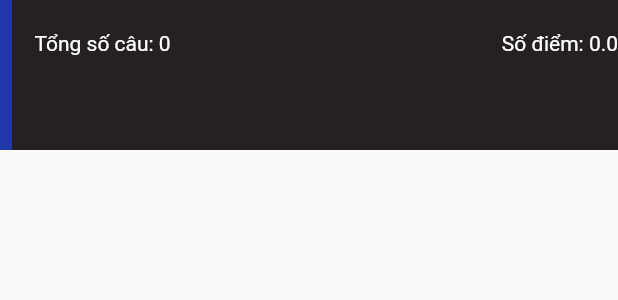
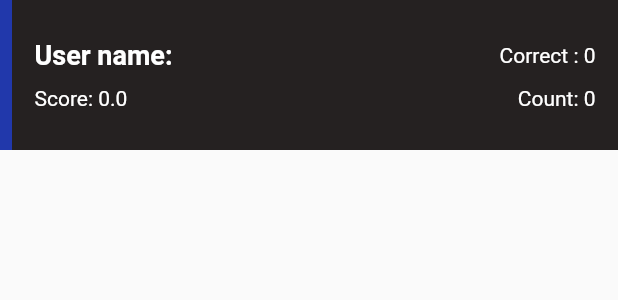
Before and after one commit to phamhuu6996/ExamApp, a Flutter app: the ResultExamItem widget shown alone on an empty page, opened directly with empty values, on a phone screen of 412 x 824 dp. Shown: the top 300 px of the screen. Run offline on Flutter 3.47's test engine with Material 2 defaults, Android fonts, the phone set to English and light mode, and no system bars; our stand-ins replace cloud_firestore, equatable, firebase_auth, firebase_core, flutter_bloc, get_it; accounts and stored records are empty.

Commit message:
Update Ui Fix bug

```diff
--- /dev/null
+++ b/exam/lib/app/static.dart
@@ -0,0 +1,5 @@
+import 'package:exam/data/model/profile/profile.dart';
+import 'package:firebase_auth/firebase_auth.dart';
+
+User? user;
+Profile? profile;
--- a/exam/lib/data/datasource/work_exam/remote/work_exam_fire_remote.dart
+++ b/exam/lib/data/datasource/work_exam/remote/work_exam_fire_remote.dart
@@ -30,6 +30,7 @@ class WorkExamFireRemote implements WorkExamRemote<PushExam, DataPushExam> {
 
   @override
   Future<List<DataPushExam>> get(key, value) async {
+    _initReference();
     List<DataPushExam> dataPushExams = [];
     QuerySnapshot snapshot = await reference!.where(key, isEqualTo: value).get();
     for (var doc in snapshot.docs) {
--- a/exam/lib/data/repositories/auth/auth_repo.dart
+++ b/exam/lib/data/repositories/auth/auth_repo.dart
@@ -1,8 +1,7 @@
+import 'package:exam/app/static.dart';
 import 'package:exam/data/datasource/auth/remote/auth_remote.dart';
 import 'package:exam/domain/repositories/auth/auth_repo.dart';
 import 'package:firebase_auth/firebase_auth.dart';
-
-User? user;
 
 class AuthPhoneRepo implements AuthRepo{
   final AuthRemote authRemote;
--- a/exam/lib/presentation/component/result_exam_item.dart
+++ b/exam/lib/presentation/component/result_exam_item.dart
@@ -1,5 +1,6 @@
 import 'package:exam/data/model/exam/push_exam.dart';
 import 'package:exam/theme/theme.dart';
+import 'package:flutter/cupertino.dart';
 import 'package:flutter/material.dart';
 
 class ResultExamItem extends StatelessWidget {
@@ -13,19 +14,29 @@ class ResultExamItem extends StatelessWidget {
 
   Widget getContent() {
     return Container(
-        padding: const EdgeInsets.only(left: paddingLarge),
+        padding: const EdgeInsets.symmetric(horizontal: paddingLarge),
         alignment: Alignment.centerLeft,
         child: Column(
+            mainAxisAlignment: MainAxisAlignment.center,
+            crossAxisAlignment: CrossAxisAlignment.start,
             children: [
-              Text(exam.userName, style: titleStyle.copyWith(color: Colors.white)),
-              Row(mainAxisAlignment: MainAxisAlignment.spaceBetween,
+              Row(
+                mainAxisAlignment: MainAxisAlignment.spaceBetween,
                 children: [
-                  Text('Tổng số câu: ${exam.questions.length}', style: contentStyle.copyWith(color: Colors.white)),
-                  Text('Số điểm: ${exam.score}', style: contentStyle.copyWith(color: Colors.white)),
+                  Text('User name: ' + exam.userName, style: titleStyle.copyWith(color: Colors.white)),
+                  Text('Correct : ${(exam.questions.length / 100 * exam.score).toStringAsFixed(0)}',
+                      style: contentStyle.copyWith(color: Colors.white)),
+                ],
+              ),
+              const SizedBox(height: 10),
+              Row(
+                mainAxisAlignment: MainAxisAlignment.spaceBetween,
+                children: [
+                  Text('Score: ${exam.score}', style: contentStyle.copyWith(color: Colors.white)),
+                  Text('Count: ${exam.questions.length}', style: contentStyle.copyWith(color: Colors.white))
                 ],
               )
-            ]
-        ));
+            ]));
   }
 
   @override
--- a/exam/lib/presentation/cubit/home/home_cubit.dart
+++ b/exam/lib/presentation/cubit/home/home_cubit.dart
@@ -14,8 +14,9 @@ class HomeCubit extends Cubit<HomeState> {
       var profile = await profileRepo.getProfile(data);
       if (profile == null) {
         emit(state.copyWith(isCreateInfo: false));
-      } else
+      } else {
         emit(state.copyWith(profile: DataProfile(key: profile.key, profile: profile.profile)));
+      }
     } catch (e) {
       emit(state.copyWith(error: e.toString()));
     }
--- a/exam/lib/presentation/cubit/work_exam/work_exam_cubit.dart
+++ b/exam/lib/presentation/cubit/work_exam/work_exam_cubit.dart
@@ -1,5 +1,6 @@
 import 'dart:async';
 
+import 'package:exam/app/static.dart';
 import 'package:exam/data/model/exam/data_exam.dart';
 import 'package:exam/data/model/exam/push_exam.dart';
 import 'package:exam/data/repositories/auth/auth_repo.dart';
@@ -17,7 +18,7 @@ class WorkExamCubit extends Cubit<WorkExamState> {
     for (var question in dataExam.exam.questions) {
       pushQuestions.add(PushQuestion(questionId: question.id, answerId: [], correctAnswerId: question.correctAnswerId));
     }
-    return PushExam(uid: user!.uid, examId: dataExam.id, questions: pushQuestions, userName: '');
+    return PushExam(uid: user!.uid, examId: dataExam.id, questions: pushQuestions, userName: profile?.name??'');
   }
 
   double score(PushExam pushExam) {
--- a/exam/lib/presentation/view/page/home/home_page.dart
+++ b/exam/lib/presentation/view/page/home/home_page.dart
@@ -1,4 +1,5 @@
 import 'package:exam/app/const.dart';
+import 'package:exam/app/static.dart';
 import 'package:exam/data/model/profile/data_profile.dart';
 import 'package:exam/data/model/profile/profile.dart';
 import 'package:exam/data/repositories/auth/auth_repo.dart';
@@ -67,6 +68,7 @@ class _HomePageState extends BaseStatePage<HomePage> {
           ),
         );
       } else if (state.profile != null) {
+        profile = state.profile!.profile;
         return Container(
             alignment: Alignment.center,
             padding: const EdgeInsets.all(10),
@@ -81,6 +83,7 @@ class _HomePageState extends BaseStatePage<HomePage> {
                         children: [
                           CRaiseButton(
                               text: "Publish exam!", function: () => Navigator.of(context).pushNamed(adminExamRoute)),
+                          const SizedBox(height: 30),
                           CRaiseButton(
                               text: "Exam result!", function: () => Navigator.of(context).pushNamed(resultExamRoute))
                         ],
--- a/exam/lib/route/router.dart
+++ b/exam/lib/route/router.dart
@@ -33,8 +33,8 @@ class AppRouter {
             settings: settings);
       case resultExamRoute:
         return MaterialPageRoute(
-            builder: (_) => BlocProvider<AdminExamCubit>(
-                create: (context) => AdminExamCubit(getIt<ExamRepo>()), child: const ResultExamPage()),
+            builder: (_) => BlocProvider<UserExamCubit>(
+                create: (context) => UserExamCubit(getIt<ExamRepo>()), child: const ResultExamPage()),
             settings: settings);
       case detailResultExamRoute:
         return MaterialPageRoute(
```
Also changed, not shown: exam/lib/data/datasource/user_profile/remote/profire_fire_remote.dart (+4 -12 lines), 1 other file.
